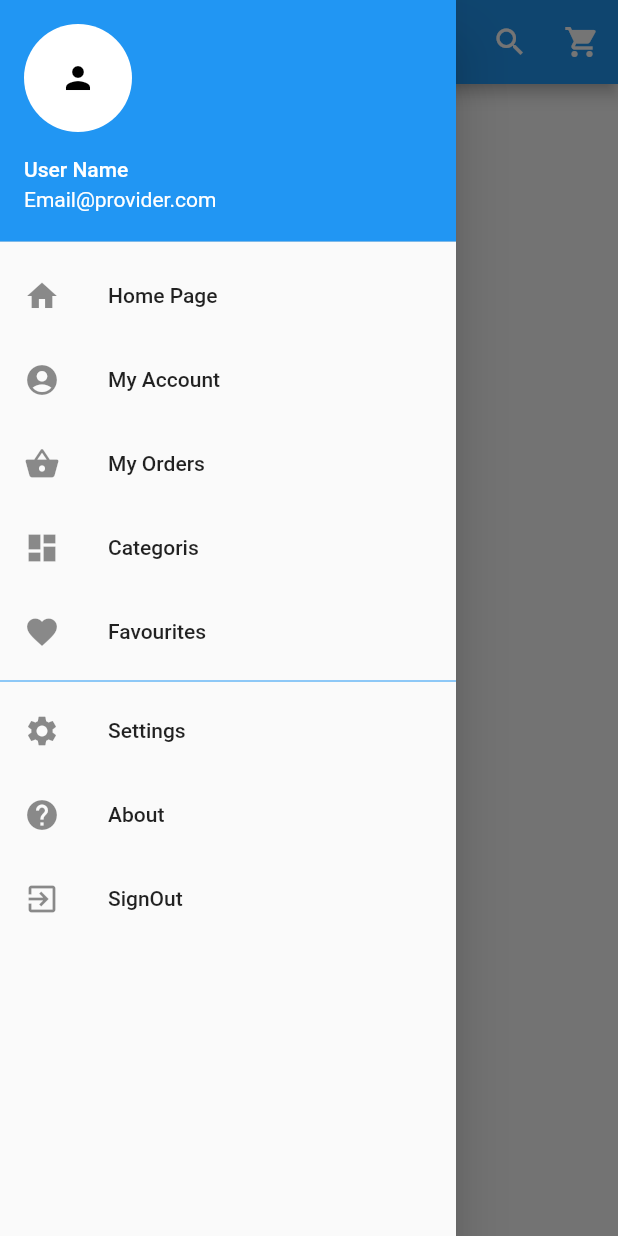
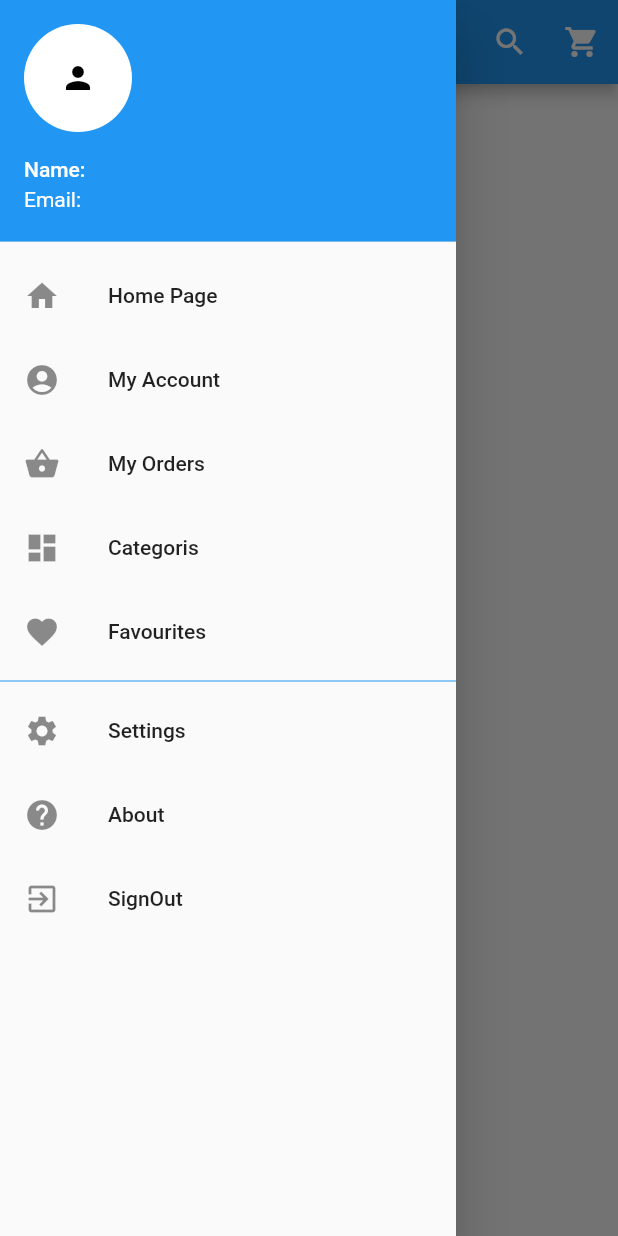
Before and after one commit to freelanceapp/Shopping_Zone, a Flutter app: the Home screen opened directly, with the side drawer open, on a phone screen of 412 x 824 dp. Run offline on Flutter 3.47's test engine with Material 2 defaults, Android fonts, the phone set to English and light mode, and no system bars; our stand-ins replace firebase_auth, font_awesome_flutter, google_sign_in, shared_preferences, splashscreen; missing offline and left inert: flutter_facebook_login; accounts and stored records are empty; project files that could hold a hidden picture were left out.

Commit message:
User Ifo
Show FireBase User Info

```diff
--- a/lib/UI/Auth.dart
+++ b/lib/UI/Auth.dart
@@ -31,6 +31,7 @@ class Auth implements BaseAuth {
   Future<String> getCurrentUser() async {
     FirebaseUser user = await _firebaseAuth.currentUser();
     return user.uid;
+
   }
 
   Future<void> signOut() async {
--- a/lib/UI/Home.dart
+++ b/lib/UI/Home.dart
@@ -1,6 +1,7 @@
 import 'dart:async';
 import 'package:firebase_auth/firebase_auth.dart';
 import 'package:flutter/material.dart';
+import 'package:http/http.dart';
 import 'package:shopping_zone/UI/Auth.dart';
 import 'package:shopping_zone/UI/login_page.dart';
 class Home extends StatefulWidget {
@@ -9,12 +10,29 @@ class Home extends StatefulWidget {
     return new HomeState();
   }
 }
+  class HomeState extends State<Home> {
+    String accountStatus = '******';
+    FirebaseUser mCurrentUser;
+    FirebaseAuth _auth;
+    @override
+    void initState() {
+      super.initState();
+      _auth = FirebaseAuth.instance;
+      _getCurrentUser();
+    }
+    _getCurrentUser () async {
+      mCurrentUser = await _auth.currentUser();
+      setState(() {
+        mCurrentUser.displayName != null ? accountStatus = 'Signed In' : 'Not Signed In';
+      });
 
-class HomeState extends State<Home> {
-  get auth => auth;
+        print('Hello ' + mCurrentUser.displayName.toString());
+        print('Email ' + mCurrentUser.email.toString());
 
+    }
       @override
       Widget build(BuildContext context) {
+
         return new Scaffold(
           appBar: new AppBar(
             title: new Text("Shopping Zone"),
@@ -39,15 +57,13 @@ class HomeState extends State<Home> {
             child: new ListView(
               children: <Widget>[
                 new UserAccountsDrawerHeader(
-              accountName: Text('User Name'),
-              accountEmail: Text('Email@provider.com'),
-              currentAccountPicture: GestureDetector(
-                child: new CircleAvatar(
+                  accountName: Text("Name: " + mCurrentUser.displayName),
+                  accountEmail: Text("Email: " + mCurrentUser.email),
+                  currentAccountPicture: new CircleAvatar(
                     backgroundColor: Colors.white,
                     child: Icon(
                       Icons.person,
                       color: Colors.black,
-                  ),
                     ),
                   ),
                   decoration: new BoxDecoration(color: Colors.blue),
@@ -120,16 +136,19 @@ class HomeState extends State<Home> {
                   ),
                 ),
                 InkWell(
-              onTap: () {
-              },
+                  onTap: () {},
                   child: ListTile(
                       title: Text('SignOut'),
                       leading: Icon(
                         Icons.exit_to_app,
                       ),
-                onTap:() { signOut();
-                  Navigator.of(context).pushReplacement(new MaterialPageRoute(
-                  builder: (BuildContext context) => new LoginPage()));}
+                      onTap: () {
+                        signOut();
+                        Navigator.of(context).pushReplacement(
+                            new MaterialPageRoute(
+                                builder: (
+                                    BuildContext context) => new LoginPage()));
+                      }
                   ),
                 ),
               ],
@@ -137,9 +156,10 @@ class HomeState extends State<Home> {
           ),
         );
       }
-
+      // SignOut Current User
       signOut() async {
         FirebaseAuth _firebaseAuth = FirebaseAuth.instance;
         _firebaseAuth.signOut();
       }
+
     }
--- a/lib/main.dart
+++ b/lib/main.dart
@@ -9,7 +9,7 @@ void main() {
       primarySwatch: Colors.blue,
     ),
     home: new SplashScreen(
-      seconds: 9,
+      seconds: 4,
       navigateAfterSeconds: new LoginPage(),
       title: new Text('Shopping Zone ',
           style: new TextStyle(
```
Also changed, not shown: 8 other files. Lines whose indentation alone changed are shown as unchanged.
